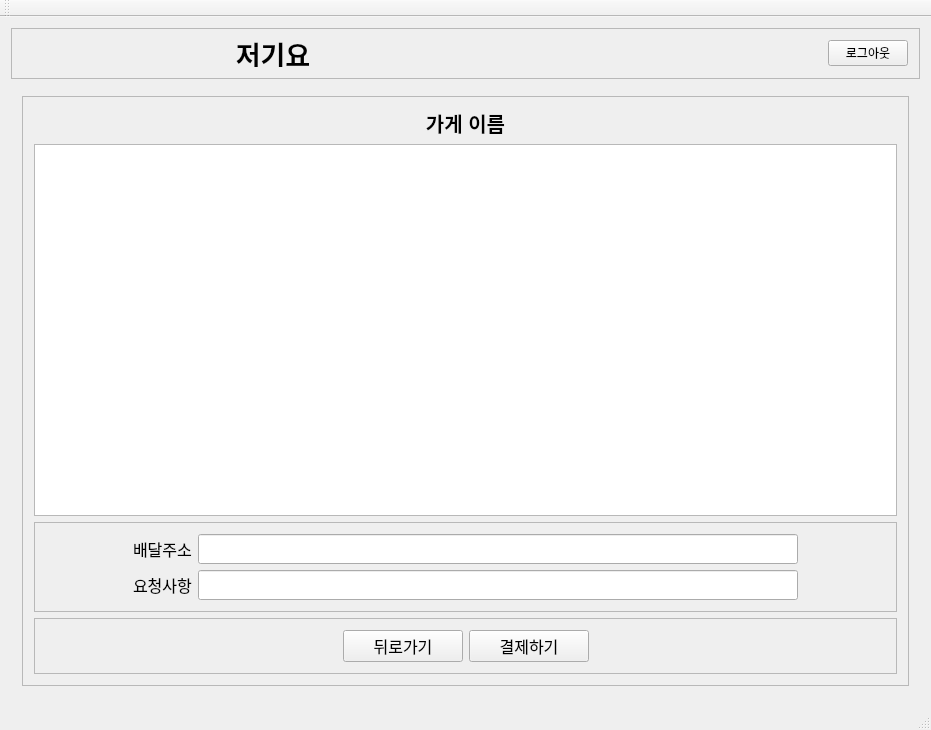
Qt form project6_delivery/delivery_client/mainwindow.ui (myeonghh/lms4_Project) before a commit.
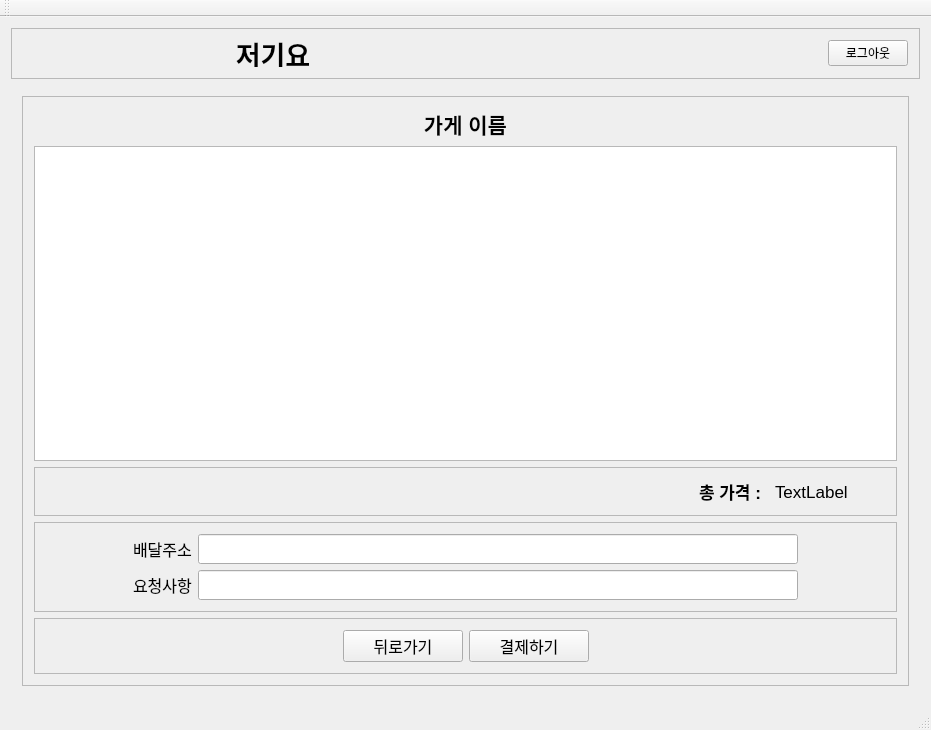
The same form after that commit. The open tabs and pages were chosen to show the change.

Patch:
```diff
--- a/project6_delivery/delivery_client/mainwindow.ui
+++ b/project6_delivery/delivery_client/mainwindow.ui
@@ -621,7 +621,7 @@
             <widget class="QLabel" name="menu_shopTitle2">
              <property name="font">
               <font>
-               <pointsize>15</pointsize>
+               <pointsize>16</pointsize>
                <bold>true</bold>
               </font>
              </property>
@@ -634,7 +634,70 @@
             </widget>
            </item>
            <item>
-            <widget class="QTableView" name="tableView_2"/>
+            <widget class="QTableView" name="pay_tableView"/>
+           </item>
+           <item>
+            <widget class="QFrame" name="frame_17">
+             <property name="frameShape">
+              <enum>QFrame::Shape::StyledPanel</enum>
+             </property>
+             <property name="frameShadow">
+              <enum>QFrame::Shadow::Raised</enum>
+             </property>
+             <layout class="QHBoxLayout" name="horizontalLayout_6">
+              <item>
+               <spacer name="horizontalSpacer_11">
+                <property name="orientation">
+                 <enum>Qt::Orientation::Horizontal</enum>
+                </property>
+                <property name="sizeHint" stdset="0">
+                 <size>
+                  <width>40</width>
+                  <height>20</height>
+                 </size>
+                </property>
+               </spacer>
+              </item>
+              <item>
+               <widget class="QLabel" name="label_8">
+                <property name="minimumSize">
+                 <size>
+                  <width>70</width>
+                  <height>0</height>
+                 </size>
+                </property>
+                <property name="font">
+                 <font>
+                  <pointsize>13</pointsize>
+                  <bold>true</bold>
+                 </font>
+                </property>
+                <property name="text">
+                 <string>총 가격 :</string>
+                </property>
+               </widget>
+              </item>
+              <item>
+               <widget class="QLabel" name="menu_price_label">
+                <property name="minimumSize">
+                 <size>
+                  <width>110</width>
+                  <height>0</height>
+                 </size>
+                </property>
+                <property name="font">
+                 <font>
+                  <pointsize>13</pointsize>
+                  <bold>false</bold>
+                 </font>
+                </property>
+                <property name="text">
+                 <string>TextLabel</string>
+                </property>
+               </widget>
+              </item>
+             </layout>
+            </widget>
            </item>
            <item>
             <widget class="QFrame" name="frame_15">
```
Left out of the diff: 61 changed lines with no effect on the pictures.
